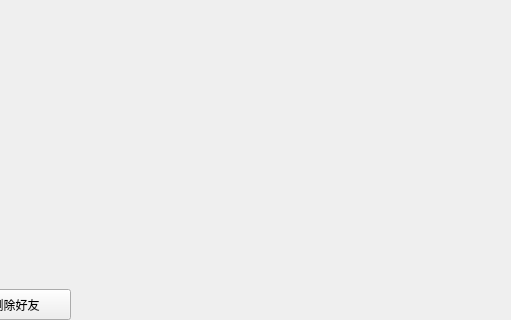
Before: the Qt Designer form client/SimpleIMClient/maindialog.ui in sy-long/SimpleIM, drawn with Qt 5; both pictures show x 170 to 681 and y 141 to 461 of the 827 by 461 pixel window.
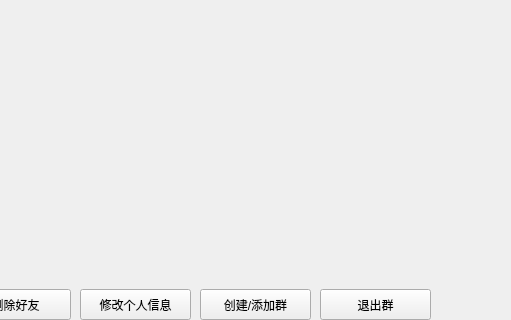
After: the same form once the commit is applied.

```diff
--- a/client/SimpleIMClient/maindialog.ui
+++ b/client/SimpleIMClient/maindialog.ui
@@ -106,6 +106,45 @@
     </rect>
    </property>
   </widget>
+  <widget class="QPushButton" name="pushButton_4">
+   <property name="geometry">
+    <rect>
+     <x>250</x>
+     <y>430</y>
+     <width>111</width>
+     <height>31</height>
+    </rect>
+   </property>
+   <property name="text">
+    <string>修改个人信息</string>
+   </property>
+  </widget>
+  <widget class="QPushButton" name="pushButton_5">
+   <property name="geometry">
+    <rect>
+     <x>370</x>
+     <y>430</y>
+     <width>111</width>
+     <height>31</height>
+    </rect>
+   </property>
+   <property name="text">
+    <string>创建/添加群</string>
+   </property>
+  </widget>
+  <widget class="QPushButton" name="pushButton_6">
+   <property name="geometry">
+    <rect>
+     <x>490</x>
+     <y>430</y>
+     <width>111</width>
+     <height>31</height>
+    </rect>
+   </property>
+   <property name="text">
+    <string>退出群</string>
+   </property>
+  </widget>
  </widget>
  <resources/>
  <connections/>
```
